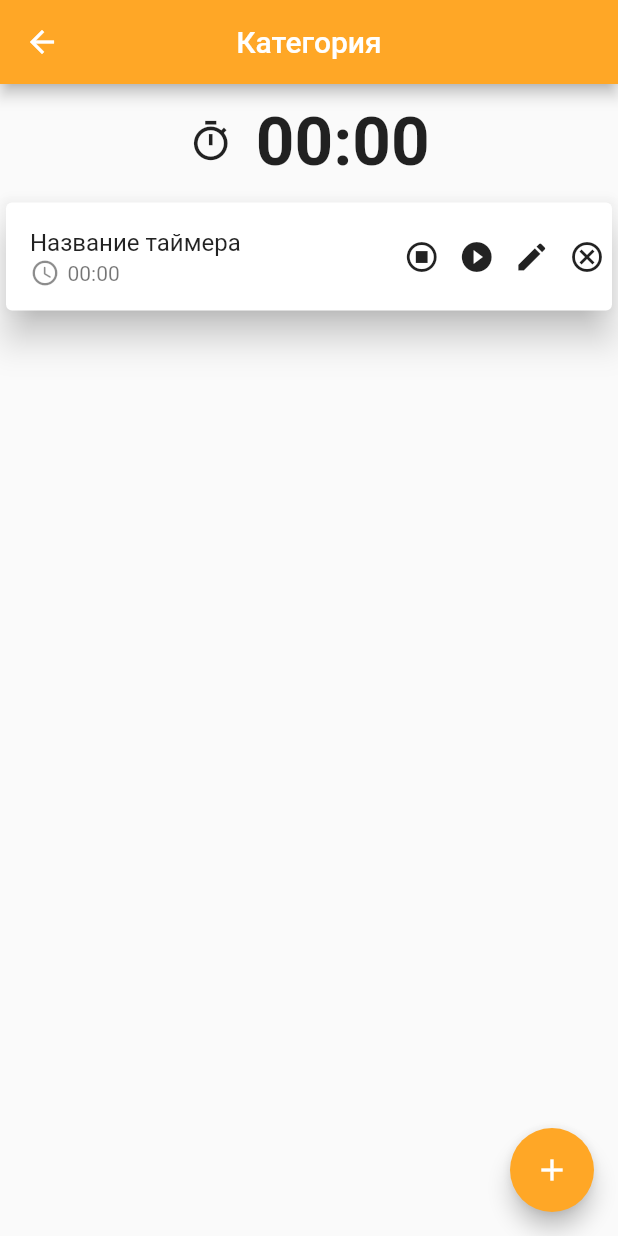
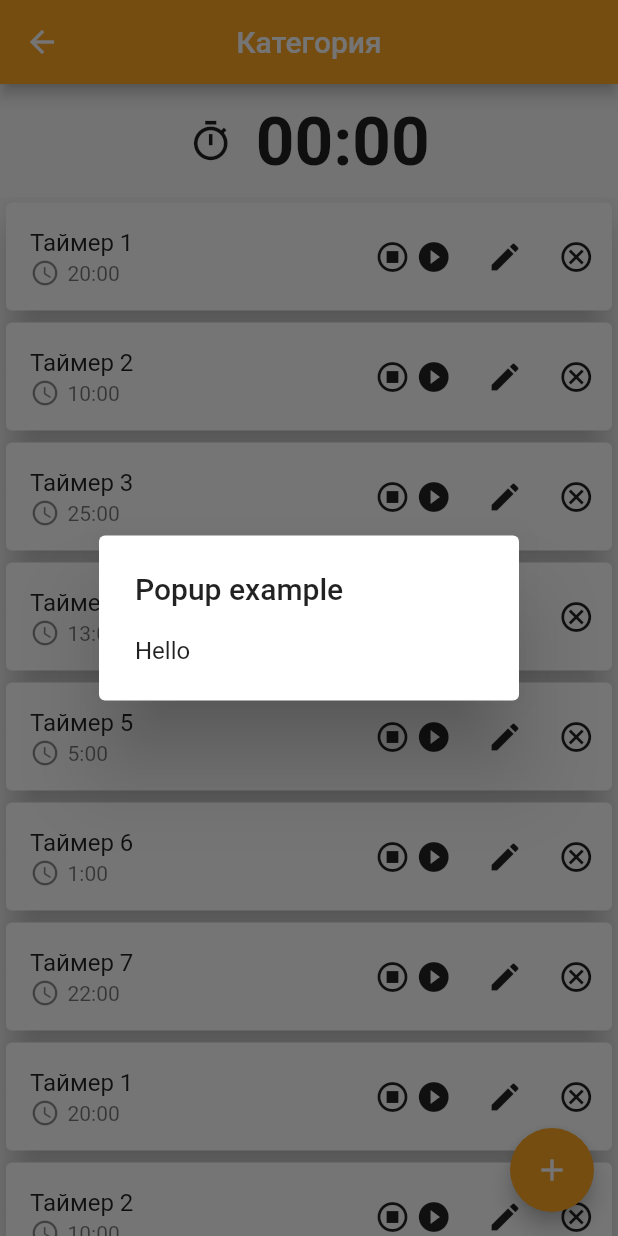
Before and after one commit to devrimma/timer, a Flutter app: the TimerList screen opened directly, after a tap on the "add" icon, on a phone screen of 412 x 824 dp. Run offline on Flutter 3.47's test engine with Material 2 defaults, Android fonts, the phone set to English and light mode, and no system bars; our stand-ins replace rflutter_alert.

Commit message:
created timerList and started created pupup for timer

```diff
--- /dev/null
+++ b/lib/classes/timer_names.dart
@@ -0,0 +1,6 @@
+class TimerNames {
+  String name;
+  String time;
+
+  TimerNames({this.name, this.time});
+}
--- a/lib/main.dart
+++ b/lib/main.dart
@@ -1,22 +1,11 @@
 import 'package:flutter/material.dart';
-
 import 'package:timer/screens/category_list.dart';
 
 void main() {
   runApp(MyApp());
 }
 
-class MyApp extends StatefulWidget {
-  @override
-  _MyAppState createState() => _MyAppState();
-}
-
-class _MyAppState extends State<MyApp> {
-
-  // Future<Null> refreshCategories() async {
-  //   await Future.delayed(Duration(seconds: 2));
-  // } ДОРАБОТАТЬ
-
+class MyApp extends StatelessWidget {
   @override
   Widget build(BuildContext context) {
     return MaterialApp(
--- /dev/null
+++ b/lib/screens/popup_creating_timer.dart
@@ -0,0 +1,18 @@
+import 'package:flutter/material.dart';
+import 'package:rflutter_alert/rflutter_alert.dart';
+
+class PopupTimer extends StatelessWidget {
+  @override
+  Widget build(BuildContext context) {
+    return AlertDialog(
+        title: const Text('Popup example'),
+    content: new Column(
+    mainAxisSize: MainAxisSize.min,
+    crossAxisAlignment: CrossAxisAlignment.start,
+    children: <Widget>[
+    Text("Hello"),
+    ]
+    ,
+    ));
+  }
+}
--- a/lib/screens/timer_list.dart
+++ b/lib/screens/timer_list.dart
@@ -1,11 +1,27 @@
+
 import 'package:flutter/material.dart';
+import 'package:timer/classes/timer_names.dart';
+import 'package:timer/screens/popup_creating_timer.dart';
 
-class TimerList extends StatefulWidget {
-  @override
-  _TimerListState createState() => _TimerListState();
-}
+class TimerList extends StatelessWidget {
 
-class _TimerListState extends State<TimerList> {
+  final List<TimerNames> timers = [
+    TimerNames(name: "Таймер 1", time: "20:00"),
+    TimerNames(name: "Таймер 2", time: "10:00"),
+    TimerNames(name: "Таймер 3", time: "25:00"),
+    TimerNames(name: "Таймер 4", time: "13:00"),
+    TimerNames(name: "Таймер 5", time: "5:00"),
+    TimerNames(name: "Таймер 6", time: "1:00"),
+    TimerNames(name: "Таймер 7", time: "22:00"),
+    TimerNames(name: "Таймер 1", time: "20:00"),
+    TimerNames(name: "Таймер 2", time: "10:00"),
+    TimerNames(name: "Таймер 3", time: "25:00"),
+    TimerNames(name: "Таймер 4", time: "13:00"),
+    TimerNames(name: "Таймер 5", time: "5:00"),
+    TimerNames(name: "Таймер 6", time: "1:00"),
+    TimerNames(name: "Таймер 7", time: "22:00"),
+  ];
+
   @override
   Widget build(BuildContext context) {
     return Scaffold(
@@ -39,14 +55,21 @@ class _TimerListState extends State<TimerList> {
                 ],
               ),
             ),
-            Card(
+            Expanded(
+              flex: 1,
+              child: ListView.builder(
+                  physics: BouncingScrollPhysics(),
+                  shrinkWrap: true,
+                  itemCount: timers.length,
+                  itemBuilder: (_, index) {
+                    return Card(
                       elevation: 10.0,
                       child: Row(
                         children: [
                           Expanded(
-                    flex: 7,
+                            flex: 10,
                             child: ListTile(
-                      title: Text("Название таймера"),
+                              title: Text(timers[index].name),
                               subtitle: Row(
                                 children: [
                                   Padding(
@@ -56,9 +79,10 @@ class _TimerListState extends State<TimerList> {
                                       size: 20.0,
                                     ),
                                   ),
-                          Text("00:00"),
+                                  Text(timers[index].time),
                                 ],
                               ),
+                              onTap: () {},
                             ),
                           ),
                           Expanded(
@@ -66,11 +90,11 @@ class _TimerListState extends State<TimerList> {
                             child: IconButton(
                                 icon: Icon(Icons.stop_circle_outlined),
                                 onPressed: () {
-                          print("Начать отсчет");
+                                  print("Стоп");
                                 }),
                           ),
                           Expanded(
-                    flex: 1,
+                            flex: 2,
                             child: IconButton(
                                 icon: Icon(Icons.play_circle_fill),
                                 onPressed: () {
@@ -78,7 +102,7 @@ class _TimerListState extends State<TimerList> {
                                 }),
                           ),
                           Expanded(
-                    flex: 1,
+                            flex: 2,
                             child: IconButton(
                                 icon: Icon(Icons.edit),
                                 onPressed: () {
@@ -86,7 +110,7 @@ class _TimerListState extends State<TimerList> {
                                 }),
                           ),
                           Expanded(
-                    flex: 1,
+                            flex: 2,
                             child: IconButton(
                                 icon: Icon(Icons.cancel_outlined),
                                 onPressed: () {
@@ -95,6 +119,8 @@ class _TimerListState extends State<TimerList> {
                           ),
                         ],
                       ),
+                    );
+                  }),
             ),
           ],
         ),
@@ -103,7 +129,10 @@ class _TimerListState extends State<TimerList> {
         child: Icon(Icons.add),
         backgroundColor: Colors.orange[400],
         onPressed: () {
-          print("Добавить");
+          showDialog(
+            context: context,
+            builder: (BuildContext context) => PopupTimer(),
+          );
         },
       ),
     );
--- a/pubspec.yaml
+++ b/pubspec.yaml
@@ -21,6 +21,7 @@ environment:
   sdk: ">=2.7.0 <3.0.0"
 
 dependencies:
+  rflutter_alert: ^1.1.0
   flutter:
     sdk: flutter
 
```
Also changed, not shown: pubspec.lock. Lines whose indentation alone changed are shown as unchanged.
